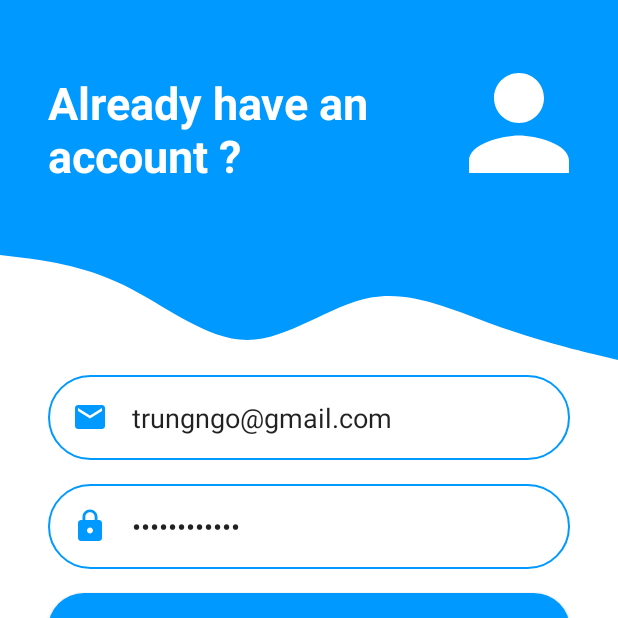
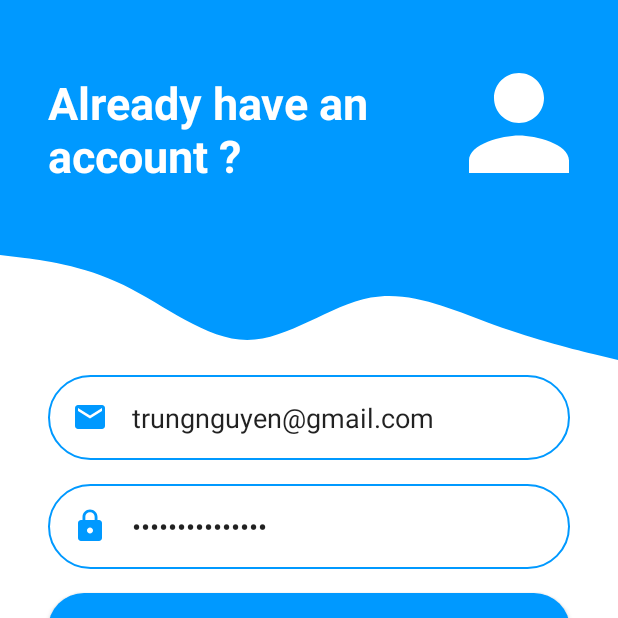
Before and after one commit to trungnq0202/Android-CarBookingApp, an Android app: the LoginActivity screen opened directly, with no data from a screen before it, on a phone screen of 412 x 824 dp, the top half of it. Run offline under Robolectric (Android 15) with nearby library versions, the phone set to English and light mode, and no system bars; our stand-ins replace Firebase (no records; nobody signed in at launch, a user with empty details on screens opened directly).

```diff
--- a/app/src/main/res/layout/activity_login.xml
+++ b/app/src/main/res/layout/activity_login.xml
@@ -61,7 +61,7 @@
         android:ems="10"
         android:hint="Email"
         android:inputType="text"
-        android:text="trungngo@gmail.com"
+        android:text="trungnguyen@gmail.com"
         android:padding="16dp"
         app:layout_constraintEnd_toEndOf="parent"
         app:layout_constraintStart_toStartOf="parent"
@@ -79,7 +79,7 @@
         android:drawablePadding="16dp"
         android:ems="10"
         android:hint="Password"
-        android:text="trungngo1234"
+        android:text="trungnguyen1234"
         android:inputType="textPassword"
         android:padding="16dp"
         app:layout_constraintEnd_toEndOf="parent"
```
